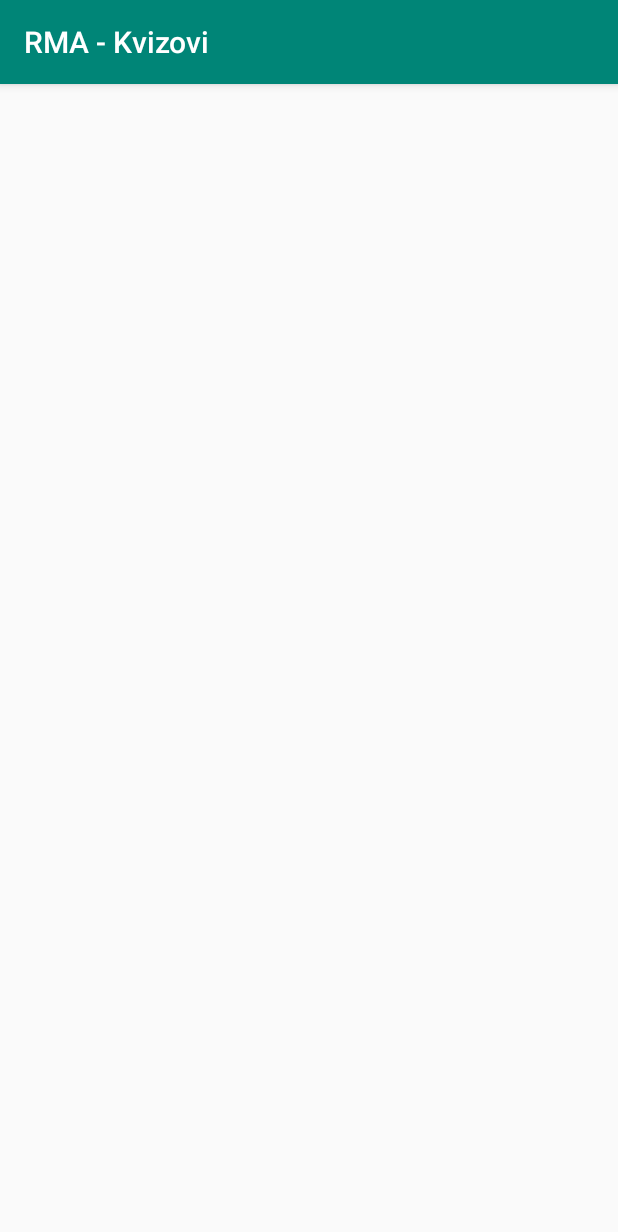
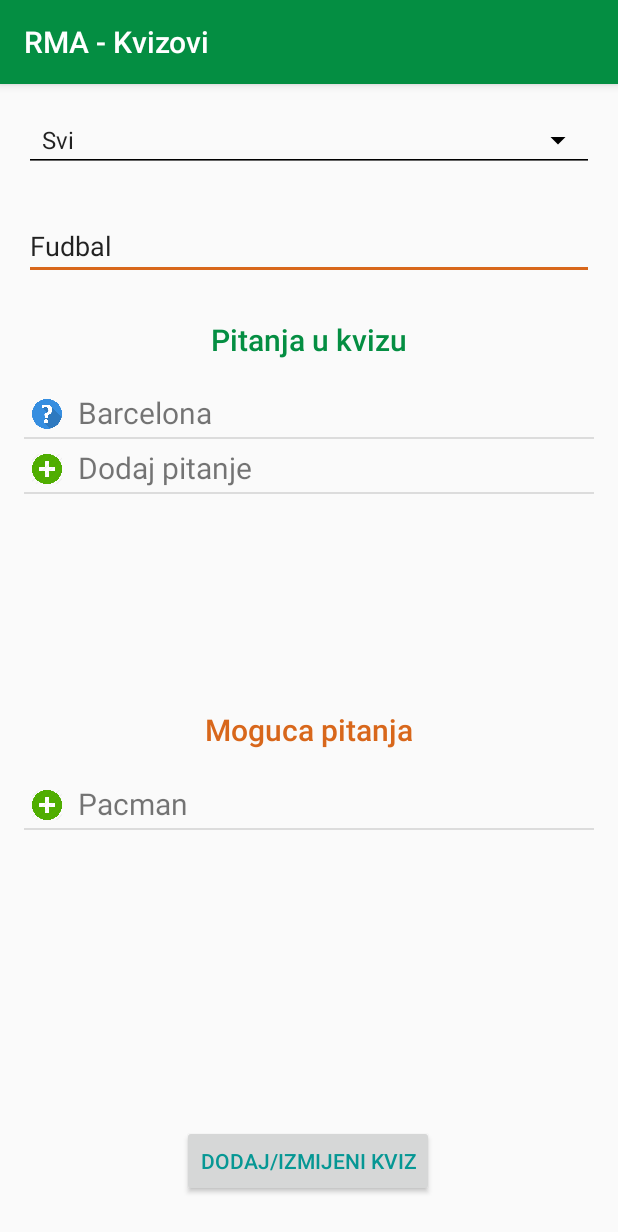
Before and after one commit to mand0ne/android-quiz-app, an Android app: the screen it shows after launch (DodajKvizAkt), after a tap on "Fudbal", on a phone screen of 412 x 824 dp. Shown: the top 1232 px of the screen. Run offline under Robolectric (Android 15) with nearby library versions, the phone set to English and light mode, and no system bars.

Commit message:
Implementacija aktivnosti za dodavanje kviza (DodajKvizAkt).

```diff
--- a/app/src/main/AndroidManifest.xml
+++ b/app/src/main/AndroidManifest.xml
@@ -9,7 +9,8 @@
         android:roundIcon="@mipmap/ic_launcher_round"
         android:supportsRtl="true"
         android:theme="@style/AppTheme">
-        <activity android:name=".aktivnosti.DodajKvizAkt"></activity>
+        <activity android:name=".aktivnosti.DodajPitanjeAkt"></activity>
+        <activity android:name=".aktivnosti.DodajKvizAkt" />
         <activity android:name=".aktivnosti.KvizoviAkt">
             <intent-filter>
                 <action android:name="android.intent.action.MAIN" />
--- a/app/src/main/java/ba/unsa/etf/rma/aktivnosti/DodajKvizAkt.java
+++ b/app/src/main/java/ba/unsa/etf/rma/aktivnosti/DodajKvizAkt.java
@@ -1,15 +1,207 @@
 package ba.unsa.etf.rma.aktivnosti;
 
+import android.content.Intent;
+import android.graphics.Color;
+import android.support.annotation.Nullable;
 import android.support.v7.app.AppCompatActivity;
 import android.os.Bundle;
+import android.view.MenuItem;
+import android.view.View;
+import android.view.WindowManager;
+import android.widget.AdapterView;
+import android.widget.ArrayAdapter;
+import android.widget.Button;
+import android.widget.EditText;
+import android.widget.ListView;
+import android.widget.Spinner;
+import android.widget.TextView;
+
+import java.util.ArrayList;
 
 import ba.unsa.etf.rma.R;
+import ba.unsa.etf.rma.klase.CustomAdapter;
+import ba.unsa.etf.rma.klase.Kategorija;
+import ba.unsa.etf.rma.klase.Kviz;
+import ba.unsa.etf.rma.klase.Pitanje;
 
 public class DodajKvizAkt extends AppCompatActivity {
+
+    private ListView lvDodanaPitanja, lvMogucaPitanja;
+    private View ldFooterView;
+    private Spinner spKategorije;
+    private Button btnDodajKviz;
+    private EditText etNaziv;
+
+    private ArrayList<Kviz> kvizovi;
+    private ArrayList<Kategorija> kategorije;
+
+    private ArrayList<Pitanje> dodana = new ArrayList<>();
+    private ArrayList<Pitanje> moguca = new ArrayList<>();
+
+    private CustomAdapter adapterDodana;
+    private ArrayAdapter<Pitanje> adapterMoguca;
+
+    private Kviz trenutniKviz;
 
     @Override
     protected void onCreate(Bundle savedInstanceState) {
         super.onCreate(savedInstanceState);
         setContentView(R.layout.activity_dodaj_kviz_akt);
+
+        getWindow().setSoftInputMode(WindowManager.LayoutParams.SOFT_INPUT_ADJUST_PAN);
+
+        final Intent intent = getIntent();
+
+        kvizovi = intent.getParcelableArrayListExtra("kvizovi");
+        kategorije = intent.getParcelableArrayListExtra("kategorije");
+
+        lvDodanaPitanja = findViewById(R.id.lvDodanaPitanja);
+        lvMogucaPitanja = findViewById(R.id.lvMogucaPitanja);
+        spKategorije = findViewById(R.id.spKategorije);
+        btnDodajKviz = findViewById(R.id.btnDodajKviz);
+        etNaziv = findViewById(R.id.etNaziv);
+
+        trenutniKviz = (Kviz) intent.getParcelableExtra("kviz");
+
+        if(trenutniKviz == null)
+            trenutniKviz = new Kviz(null, null);
+
+        final ArrayAdapter<Kategorija> sAdapter = new ArrayAdapter<Kategorija>(this, android.R.layout.simple_spinner_item, kategorije);
+        sAdapter.setDropDownViewResource(android.R.layout.simple_spinner_dropdown_item);
+        kategorije.add(new Kategorija("Dodaj kategoriju", "CADD00"));
+        spKategorije.setAdapter(sAdapter);
+
+        initialize();
+
+        popuniMoguca();
+        adapterMoguca = new ArrayAdapter<Pitanje>(this, R.layout.element_liste, R.id.naziv, moguca);
+        lvMogucaPitanja.setAdapter(adapterMoguca);
+
+        if (intent.getStringExtra("mode").equals("change")) {
+            spKategorije.setSelection(intent.getIntExtra("kategorijaIndex", kategorije.size()) - 1);
+
+            etNaziv.setText(trenutniKviz.getNaziv());
+
+            if(trenutniKviz.getPitanja() != null)
+                dodana = new ArrayList<>(trenutniKviz.getPitanja());
+
+            adapterDodana = new CustomAdapter(this, dodana, getResources());
+            lvDodanaPitanja.setAdapter(adapterDodana);
+        }
+
+        btnDodajKviz.setOnClickListener(new View.OnClickListener() {
+            @Override
+            public void onClick(View v) {
+                if (validanUnos()) {
+                    Intent i = new Intent();
+                    if(intent.getStringExtra("mode").equals("add")){
+                        Kviz k = new Kviz(etNaziv.getText().toString(), (Kategorija) spKategorije.getSelectedItem());
+                        i.putExtra("kviz", k);
+                        i.putExtra("mode", "add");
+                    }
+                    else{
+                        trenutniKviz.setNaziv(etNaziv.getText().toString());
+                        trenutniKviz.setKategorija((Kategorija) spKategorije.getSelectedItem());
+                        i.putExtra("kviz", trenutniKviz);
+                        i.putExtra("mode", "change");
+                    }
+                    i.putExtra("index", intent.getIntExtra("index", 0));
+                    setResult(1, i);
+                    finish();
+                } else {
+                    if (etNaziv.getText().toString().trim().equalsIgnoreCase(""))
+                        etNaziv.setError("Unesite naziv kviza!");
+
+                    if (spKategorije.getSelectedItemPosition() == kategorije.size() - 1) {
+                        TextView errorText = (TextView) spKategorije.getSelectedView();
+                        errorText.setError("");
+                        errorText.setTextColor(Color.RED);
+                        errorText.setText("Izaberite/Unesite kategoriju!");
+                    }
+                }
+            }
+        });
+
+        // Klik na zadnji element liste koji je za dodavanje novog pitanja
+        ldFooterView.setOnClickListener(new View.OnClickListener() {
+                                            @Override
+                                            public void onClick(View v) {
+                                                Intent intent = new Intent(DodajKvizAkt.this, DodajPitanjeAkt.class);
+                                                intent.putExtra("kviz", trenutniKviz);
+                                                startActivityForResult(intent, 2);
+                                            }
+                                        }
+        );
+
+        lvDodanaPitanja.setOnItemClickListener(new AdapterView.OnItemClickListener() {
+            @Override
+            public void onItemClick(AdapterView<?> parent, View view, int position, long id) {
+                exchange(dodana, moguca, position);
+            }
+        });
+
+        lvMogucaPitanja.setOnItemClickListener(new AdapterView.OnItemClickListener() {
+            @Override
+            public void onItemClick(AdapterView<?> parent, View view, int position, long id) {
+                exchange(moguca, dodana, position);
+            }
+        });
+    }
+
+    private void exchange(ArrayList<Pitanje> source, ArrayList<Pitanje> destination, int position){
+        Pitanje p = source.get(position);
+        destination.add(p);
+        source.remove(position);
+        adapterDodana.notifyDataSetChanged();
+        adapterMoguca.notifyDataSetChanged();
+    }
+
+    private void initialize() {
+        adapterDodana = new CustomAdapter(this, dodana, getResources());
+        ldFooterView = adapterDodana.getFooterView(lvDodanaPitanja, "Dodaj pitanje");
+        lvDodanaPitanja.setAdapter(adapterDodana);
+        lvDodanaPitanja.addFooterView(ldFooterView);
+    }
+
+    private void popuniMoguca() {
+        ArrayList<Kviz> sviKvizovi = (ArrayList<Kviz>) getIntent().getSerializableExtra("kvizovi");
+
+        for(Kviz k : sviKvizovi){
+            if((trenutniKviz != null && k.equals(trenutniKviz)) || k.getPitanja() == null)
+                continue;
+            for(Pitanje p : k.getPitanja())
+                moguca.add(p);
+        }
+    }
+
+    private boolean validanUnos() {
+        return (etNaziv.getText() != null && etNaziv.getText().length() != 0
+                && spKategorije.getSelectedItemPosition() != kategorije.size() - 1);
+    }
+
+    @Override
+    protected void onActivityResult(int requestCode, int resultCode, @Nullable Intent data) {
+        if (data != null) {
+            trenutniKviz = (Kviz) data.getParcelableExtra("kviz");
+
+            if(trenutniKviz.getPitanja() != null)
+                dodana = new ArrayList<>(trenutniKviz.getPitanja());
+
+            adapterDodana.setList(dodana);
+            adapterDodana.notifyDataSetChanged();
+        }
+    }
+
+    @Override
+    public boolean onOptionsItemSelected(MenuItem item) {
+        if (item.getItemId() == android.R.id.home)
+            onBackPressed();
+
+        return super.onOptionsItemSelected(item);
+    }
+
+    @Override
+    public void onBackPressed() {
+        super.onBackPressed();
     }
 }
--- /dev/null
+++ b/app/src/main/java/ba/unsa/etf/rma/aktivnosti/DodajPitanjeAkt.java
@@ -0,0 +1,15 @@
+package ba.unsa.etf.rma.aktivnosti;
+
+import android.support.v7.app.AppCompatActivity;
+import android.os.Bundle;
+
+import ba.unsa.etf.rma.R;
+
+public class DodajPitanjeAkt extends AppCompatActivity {
+
+    @Override
+    protected void onCreate(Bundle savedInstanceState) {
+        super.onCreate(savedInstanceState);
+        setContentView(R.layout.activity_dodaj_pitanje_akt);
+    }
+}
--- a/app/src/main/java/ba/unsa/etf/rma/aktivnosti/KvizoviAkt.java
+++ b/app/src/main/java/ba/unsa/etf/rma/aktivnosti/KvizoviAkt.java
@@ -49,16 +49,14 @@ public class KvizoviAkt extends AppCompatActivity {
         sAdapter.setDropDownViewResource(android.R.layout.simple_spinner_dropdown_item);
         spPostojeceKategorije.setAdapter(sAdapter);
 
-
-
         // Klik na zadnji element liste koji je za dodavanje novog kviza
         lvFooterView.setOnClickListener(new View.OnClickListener() {
                                             @Override
                                             public void onClick(View v) {
                                                 Intent intent = new Intent(context, DodajKvizAkt.class);
                                                 intent.putExtra("mode", "add");
-                                                intent.putExtra("kategorije", kategorije);
-                                                intent.putExtra("kvizovi", kvizovi);
+                                                intent.putParcelableArrayListExtra("kategorije", kategorije);
+                                                intent.putParcelableArrayListExtra("kvizovi", kvizovi);
                                                 startActivityForResult(intent, 1);
                                             }
                                         }
@@ -71,8 +69,8 @@ public class KvizoviAkt extends AppCompatActivity {
 
                     Intent intent = new Intent(context, DodajKvizAkt.class);
                     intent.putExtra("mode", "change");
-                    intent.putExtra("kategorije", kategorije);
-                    intent.putExtra("kvizovi", kvizovi);
+                    intent.putParcelableArrayListExtra("kategorije", kategorije);
+                    intent.putParcelableArrayListExtra("kvizovi", kvizovi);
                     intent.putExtra("index", position);
                     intent.putExtra("kategorijaIndex", Integer.valueOf(kvizovi.get(position).getKategorija().getId().substring(4)));
                     intent.putExtra("kviz", kvizovi.get(position));
@@ -117,7 +115,7 @@ public class KvizoviAkt extends AppCompatActivity {
     @Override
     protected void onActivityResult(int requestCode, int resultCode, @Nullable Intent data) {
         if (data != null) {
-            Kviz novi = (Kviz) data.getSerializableExtra("kviz");
+            Kviz novi = (Kviz) data.getParcelableExtra("kviz");
             if(data.getStringExtra("mode").equals("change"))
                 kvizovi.set(data.getIntExtra("index", 0), novi);
             else
--- a/app/src/main/java/ba/unsa/etf/rma/klase/CustomAdapter.java
+++ b/app/src/main/java/ba/unsa/etf/rma/klase/CustomAdapter.java
@@ -53,6 +53,11 @@ public class CustomAdapter extends ArrayAdapter<Object> {
 
             ((TextView) listItem.findViewById(R.id.naziv)).setText(trenutniKviz.getNaziv());
         }
+        else if(list.get(position) instanceof  Pitanje){
+            Pitanje pitanje = (Pitanje) list.get(position);
+            ((ImageView)listItem.findViewById(R.id.ikona)).setImageResource(R.drawable.questionico);
+            ((TextView) listItem.findViewById(R.id.naziv)).setText(pitanje.getNaziv());
+        }
 
         return listItem;
     }
--- a/app/src/main/res/layout/activity_dodaj_kviz_akt.xml
+++ b/app/src/main/res/layout/activity_dodaj_kviz_akt.xml
@@ -6,4 +6,140 @@
     android:layout_height="match_parent"
     tools:context=".aktivnosti.DodajKvizAkt">
 
+    <Spinner
+        android:id="@+id/spKategorije"
+        style="@style/Widget.AppCompat.Spinner.Underlined"
+        android:layout_width="0dp"
+        android:layout_height="wrap_content"
+        android:layout_marginStart="16dp"
+        android:layout_marginTop="16dp"
+        android:layout_marginEnd="16dp"
+        android:backgroundTint="#ff000000"
+        android:backgroundTintMode="src_in"
+        app:layout_constraintEnd_toEndOf="parent"
+        app:layout_constraintStart_toStartOf="parent"
+        app:layout_constraintTop_toTopOf="parent" />
+
+    <EditText
+        android:id="@+id/etNaziv"
+        android:layout_width="0dp"
+        android:layout_height="wrap_content"
+        android:layout_marginStart="16dp"
+        android:layout_marginTop="16dp"
+        android:layout_marginEnd="16dp"
+        android:layout_marginBottom="16dp"
+        android:clickable="true"
+        android:cursorVisible="true"
+        android:focusable="true"
+        android:ems="10"
+        android:inputType="textPersonName|text"
+        android:text="@string/etNazivKviza"
+        app:layout_constraintBottom_toTopOf="@+id/LabelForAktivna"
+        app:layout_constraintEnd_toEndOf="parent"
+        app:layout_constraintStart_toStartOf="parent"
+        app:layout_constraintTop_toBottomOf="@+id/spKategorije"
+        tools:text="@string/etNazivKviza" />
+
+    <TextView
+        android:id="@+id/LabelForAktivna"
+        android:layout_width="wrap_content"
+        android:layout_height="wrap_content"
+        android:layout_marginStart="16dp"
+        android:layout_marginEnd="16dp"
+        android:layout_marginBottom="16dp"
+        android:text="@string/pitanjaLabel"
+        android:textAppearance="@style/TextAppearance.AppCompat.Title"
+        android:textColor="@color/colorPrimary"
+        app:layout_constraintBottom_toTopOf="@+id/lvDodanaPitanja"
+        app:layout_constraintEnd_toEndOf="parent"
+        app:layout_constraintStart_toStartOf="parent"
+        tools:text="@string/pitanjaLabel" />
+
+    <Button
+        android:id="@+id/btnDodajKviz"
+        android:layout_width="wrap_content"
+        android:layout_height="wrap_content"
+        android:layout_marginStart="16dp"
+        android:layout_marginTop="16dp"
+        android:layout_marginEnd="16dp"
+        android:layout_marginBottom="16dp"
+        android:text="@string/kvizButton"
+        android:textColor="@color/colorButton"
+        app:layout_constraintBottom_toBottomOf="parent"
+        app:layout_constraintEnd_toEndOf="parent"
+        app:layout_constraintHorizontal_bias="0.498"
+        app:layout_constraintStart_toStartOf="parent"
+        app:layout_constraintTop_toTopOf="@+id/guideline4"
+        tools:text="@string/kvizButton" />
+
+    <TextView
+        android:id="@+id/LabelForMoguca"
+        android:layout_width="wrap_content"
+        android:layout_height="wrap_content"
+        android:layout_marginStart="16dp"
+        android:layout_marginTop="16dp"
+        android:layout_marginEnd="16dp"
+        android:layout_marginBottom="16dp"
+        android:text="@string/pitanjaLabel2"
+        android:textAppearance="@style/TextAppearance.AppCompat.Title"
+        android:textColor="@color/colorAccent"
+        app:layout_constraintBottom_toTopOf="@+id/guideline3"
+        app:layout_constraintEnd_toEndOf="parent"
+        app:layout_constraintStart_toStartOf="parent"
+        app:layout_constraintTop_toTopOf="@+id/guideline2"
+        tools:text="@string/pitanjaLabel2" />
+
+    <android.support.constraint.Guideline
+        android:id="@+id/guideline1"
+        android:layout_width="wrap_content"
+        android:layout_height="wrap_content"
+        android:orientation="horizontal"
+        app:layout_constraintGuide_percent="0.25" />
+
+    <ListView
+        android:id="@+id/lvDodanaPitanja"
+        android:layout_width="0dp"
+        android:layout_height="0dp"
+        android:layout_marginStart="16dp"
+        android:layout_marginTop="8dp"
+        android:layout_marginEnd="16dp"
+        app:layout_constraintBottom_toTopOf="@+id/guideline2"
+        app:layout_constraintEnd_toEndOf="parent"
+        app:layout_constraintStart_toStartOf="parent"
+        app:layout_constraintTop_toTopOf="@+id/guideline1" />
+
+    <android.support.constraint.Guideline
+        android:id="@+id/guideline2"
+        android:layout_width="wrap_content"
+        android:layout_height="wrap_content"
+        android:orientation="horizontal"
+        app:layout_constraintGuide_percent="0.52" />
+
+
+    <android.support.constraint.Guideline
+        android:id="@+id/guideline3"
+        android:layout_width="wrap_content"
+        android:layout_height="wrap_content"
+        android:orientation="horizontal"
+        app:layout_constraintGuide_percent="0.6" />
+
+
+    <ListView
+        android:id="@+id/lvMogucaPitanja"
+        android:layout_width="0dp"
+        android:layout_height="0dp"
+        android:layout_marginStart="16dp"
+        android:layout_marginEnd="16dp"
+        app:layout_constraintBottom_toTopOf="@+id/guideline4"
+        app:layout_constraintEnd_toEndOf="parent"
+        app:layout_constraintStart_toStartOf="parent"
+        app:layout_constraintTop_toTopOf="@+id/guideline3" />
+
+    <android.support.constraint.Guideline
+        android:id="@+id/guideline4"
+        android:layout_width="wrap_content"
+        android:layout_height="wrap_content"
+        android:orientation="horizontal"
+        app:layout_constraintGuide_percent="0.87" />
+
 </android.support.constraint.ConstraintLayout>
--- /dev/null
+++ b/app/src/main/res/layout/activity_dodaj_pitanje_akt.xml
@@ -0,0 +1,9 @@
+<?xml version="1.0" encoding="utf-8"?>
+<android.support.constraint.ConstraintLayout xmlns:android="http://schemas.android.com/apk/res/android"
+    xmlns:app="http://schemas.android.com/apk/res-auto"
+    xmlns:tools="http://schemas.android.com/tools"
+    android:layout_width="match_parent"
+    android:layout_height="match_parent"
+    tools:context=".aktivnosti.DodajPitanjeAkt">
+
+</android.support.constraint.ConstraintLayout>
--- a/app/src/main/res/values/colors.xml
+++ b/app/src/main/res/values/colors.xml
@@ -1,6 +1,7 @@
 <?xml version="1.0" encoding="utf-8"?>
 <resources>
-    <color name="colorPrimary">#008577</color>
+    <color name="colorPrimary">#048E42</color>
     <color name="colorPrimaryDark">#00574B</color>
-    <color name="colorAccent">#D81B60</color>
+    <color name="colorAccent">#D8671B</color>
+    <color name="colorButton">#069794</color>
 </resources>
```
Also changed, not shown: app/src/main/res/drawable/questionico.png (added).
